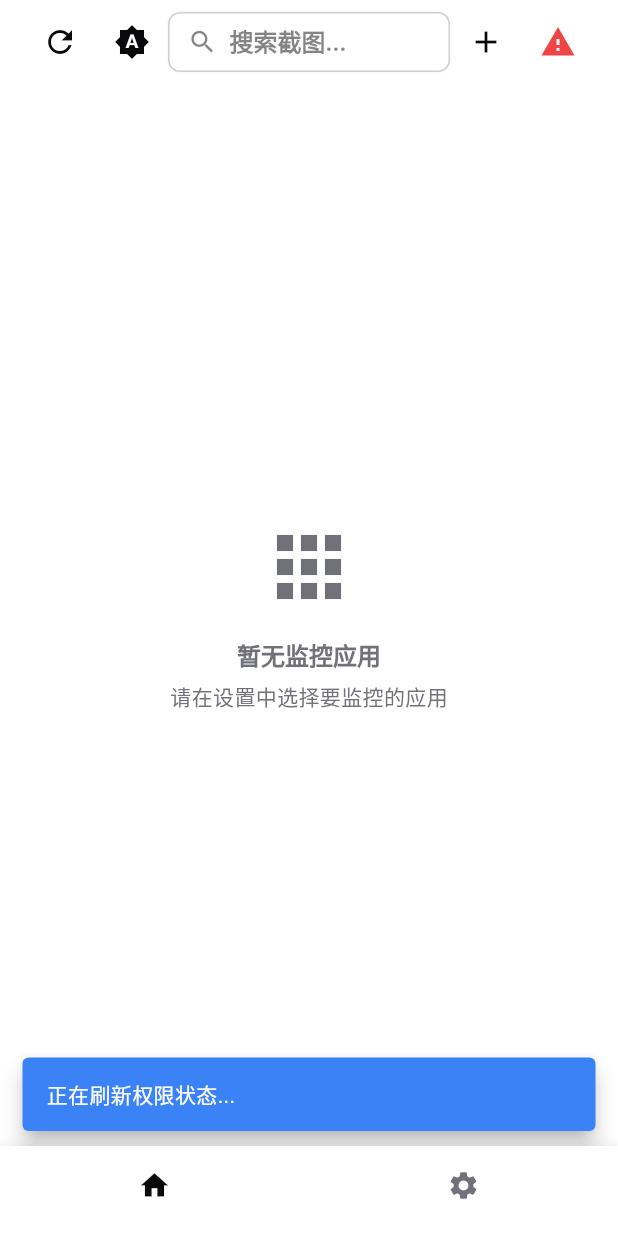
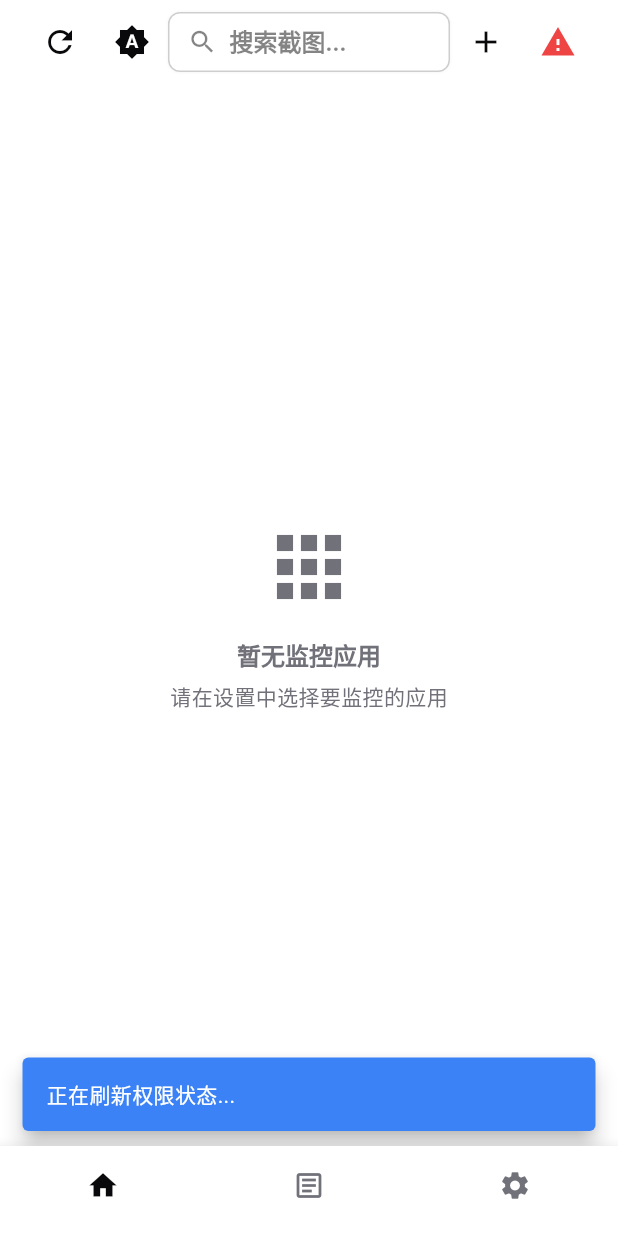
Before and after one commit to 2977094657/ScreenMemo, a Flutter app: the MainNavigationPage screen opened directly with empty values, after a tap on the "refresh" icon, on a phone screen of 412 x 824 dp. Run offline on Flutter 3.47's test engine with Material 3 defaults, Android fonts, the phone set to English and light mode, and no system bars; our stand-ins replace permission_handler, photo_view, shared_preferences, sqflite; missing offline and left inert: installed_apps; accounts and stored records are empty.

Commit message:
feat(ui): 主题修复和UI组件优化
- app_theme.dart: 修复亮色主题中缺失的 surfaceVariant 定义，解决进度条背景缺失问题
- ui_dialog.dart: 优化对话框组件的视觉效果和交互体验
- main_navigation_page.dart: 调整底部导航栏高度和图标大小，提升界面协调性

```diff
--- a/lib/pages/main_navigation_page.dart
+++ b/lib/pages/main_navigation_page.dart
@@ -2,6 +2,7 @@ import 'package:flutter/material.dart';
 import '../services/theme_service.dart';
 import 'home_page.dart';
 import 'settings_page.dart';
+import 'debug_page.dart';
 
 /// 主导航页面 - 包含底部导航栏的主界面
 class MainNavigationPage extends StatefulWidget {
@@ -23,6 +24,7 @@ class _MainNavigationPageState extends State<MainNavigationPage> {
     super.initState();
     _pages = [
       HomePage(themeService: widget.themeService),
+      const DebugPage(),
       SettingsPage(themeService: widget.themeService),
     ];
   }
@@ -30,6 +32,10 @@ class _MainNavigationPageState extends State<MainNavigationPage> {
   final List<BottomNavigationBarItem> _navigationItems = [
     const BottomNavigationBarItem(
       icon: Icon(Icons.home),
+      label: '',
+    ),
+    const BottomNavigationBarItem(
+      icon: Icon(Icons.article_outlined),
       label: '',
     ),
     const BottomNavigationBarItem(
--- a/lib/theme/app_theme.dart
+++ b/lib/theme/app_theme.dart
@@ -104,6 +104,7 @@ class AppTheme {
         error: destructive,
         onError: destructiveForeground,
         outline: border,
+        surfaceVariant: muted,  // 添加surfaceVariant定义，使用muted色作为背景
       ),
       scaffoldBackgroundColor: background,
       cardTheme: const CardThemeData(
```
